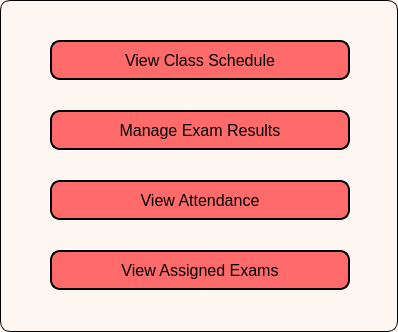
Before: the Qt Designer form TeacherPanel/TeacherPanel.ui in sarimkhan4/SchoolManagementSystem, drawn with Qt 5.
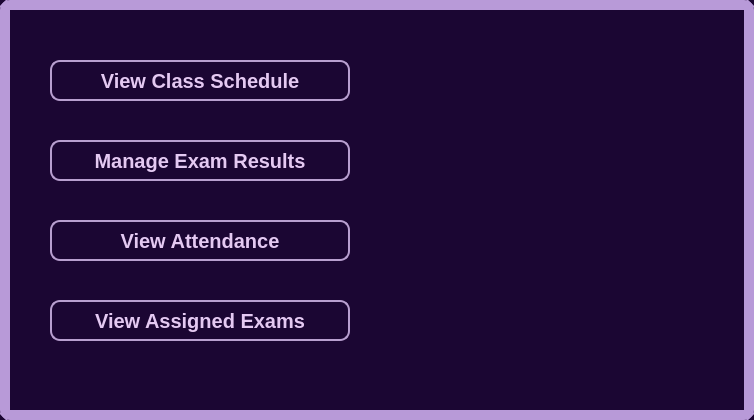
After: the same form once the commit is applied. Icons and pictures are not drawn.

What changed in the file:
```diff
--- a/TeacherPanel/TeacherPanel.ui
+++ b/TeacherPanel/TeacherPanel.ui
@@ -6,8 +6,8 @@
    <rect>
     <x>0</x>
     <y>0</y>
-    <width>398</width>
-    <height>332</height>
+    <width>754</width>
+    <height>420</height>
    </rect>
   </property>
   <property name="windowTitle">
@@ -15,8 +15,8 @@
   </property>
   <property name="styleSheet">
    <string notr="true">QDialog#TeacherPanel {
-        background-color: #fef6f0   ;
-        border: 1px solid black;
+          background-color:#1B0633;
+border:9.5px solid #B89AD8;
         border-radius: 10%;
 }</string>
   </property>
@@ -24,18 +24,21 @@
    <property name="geometry">
     <rect>
      <x>50</x>
-     <y>40</y>
+     <y>60</y>
      <width>300</width>
-     <height>40</height>
+     <height>41</height>
     </rect>
    </property>
    <property name="styleSheet">
     <string notr="true">QPushButton#btnClassSchedule {
-    background-color: #ff6b6b;
-    border: 1.5px solid black;
-    border-radius: 10px;
-    padding: 6px;
-    font-size: 16px;
+        border: 1.5px solid #B89FD0;
+border-radius: 10px;
+font-size: 20px;
+background: qlineargradient(x1:0, y1:0, x2:1, y2:1,
+                            stop:0 rgb(60, 0, 60),     /* darker start */
+                            stop:1 rgb(140, 110, 150)); /* darker end */
+color: #e4c9f2;
+font-weight: 1000;
 }
 
 /* Hover effect */
@@ -53,18 +56,21 @@
    <property name="geometry">
     <rect>
      <x>50</x>
-     <y>110</y>
+     <y>140</y>
      <width>300</width>
-     <height>40</height>
+     <height>41</height>
     </rect>
    </property>
    <property name="styleSheet">
     <string notr="true">QPushButton#btnExamResult {
-    background-color: #ff6b6b;
-    border: 1.5px solid black;
-    border-radius: 10px;
-    padding: 6px;
-    font-size: 16px;
+        border: 1.5px solid #B89FD0;
+border-radius: 10px;
+font-size: 20px;
+background: qlineargradient(x1:0, y1:0, x2:1, y2:1,
+                            stop:0 rgb(60, 0, 60),     /* darker start */
+                            stop:1 rgb(140, 110, 150)); /* darker end */
+color: #e4c9f2;
+font-weight: 1000;
 }
 
 /* Hover effect */
@@ -82,18 +88,21 @@
    <property name="geometry">
     <rect>
      <x>50</x>
-     <y>180</y>
+     <y>220</y>
      <width>300</width>
-     <height>40</height>
+     <height>41</height>
     </rect>
    </property>
    <property name="styleSheet">
     <string notr="true">QPushButton#btnAttendanceViewing {
-    background-color: #ff6b6b;
-    border: 1.5px solid black;
-    border-radius: 10px;
-    padding: 6px;
-    font-size: 16px;
+        border: 1.5px solid #B89FD0;
+border-radius: 10px;
+font-size: 20px;
+background: qlineargradient(x1:0, y1:0, x2:1, y2:1,
+                            stop:0 rgb(60, 0, 60),     /* darker start */
+                            stop:1 rgb(140, 110, 150)); /* darker end */
+color: #e4c9f2;
+font-weight: 1000;;
 }
 
 /* Hover effect */
@@ -111,18 +120,21 @@
    <property name="geometry">
     <rect>
      <x>50</x>
-     <y>250</y>
+     <y>300</y>
      <width>300</width>
-     <height>40</height>
+     <height>41</height>
     </rect>
    </property>
    <property name="styleSheet">
     <string notr="true">QPushButton#btnExamManagement {
-    background-color: #ff6b6b;
-    border: 1.5px solid black;
-    border-radius: 10px;
-    padding: 6px;
-    font-size: 16px;
+       border: 1.5px solid #B89FD0;
+border-radius: 10px;
+font-size: 20px;
+background: qlineargradient(x1:0, y1:0, x2:1, y2:1,
+                            stop:0 rgb(60, 0, 60),     /* darker start */
+                            stop:1 rgb(140, 110, 150)); /* darker end */
+color: #e4c9f2;
+font-weight: 1000;
 }
 
 /* Hover effect */
@@ -136,6 +148,22 @@
     <string>View Assigned Exams</string>
    </property>
   </widget>
+  <widget class="QLabel" name="label">
+   <property name="geometry">
+    <rect>
+     <x>390</x>
+     <y>10</y>
+     <width>371</width>
+     <height>401</height>
+    </rect>
+   </property>
+   <property name="text">
+    <string/>
+   </property>
+   <property name="pixmap">
+    <pixmap>C:\Users\Sarim Khan\OneDrive\Desktop\SchoolManagementSystem\Resources/teacher page.jpeg</pixmap>
+   </property>
+  </widget>
  </widget>
  <resources/>
  <connections/>
```
Left out of the diff: 8 changed lines with no effect on the pictures.
